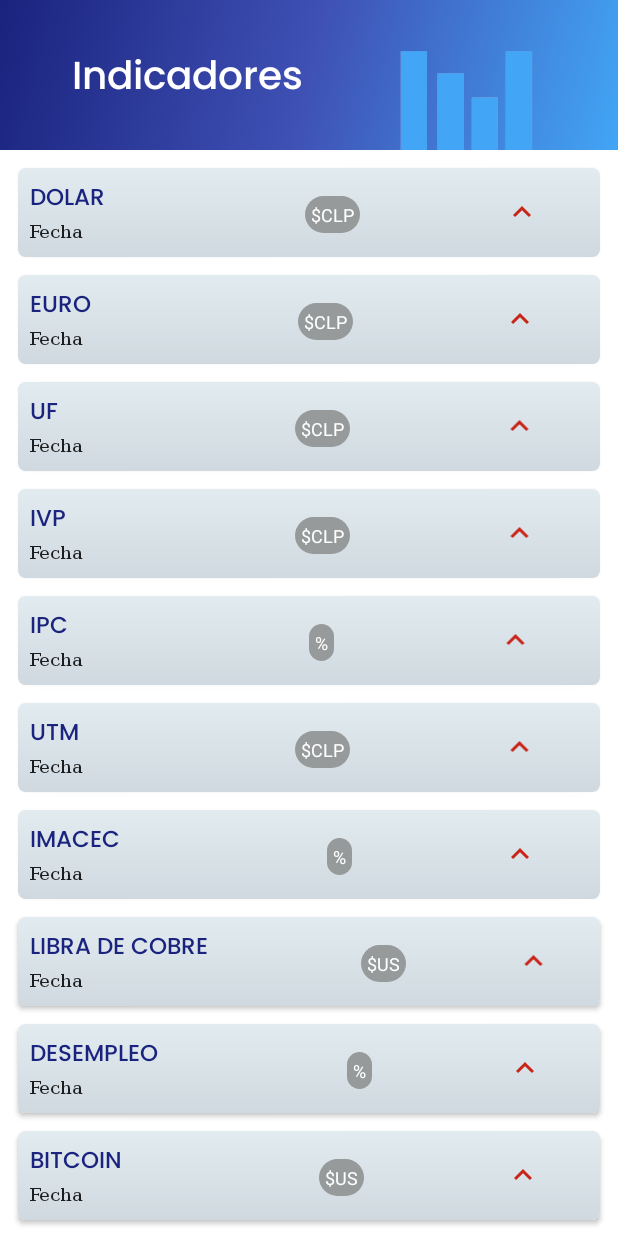
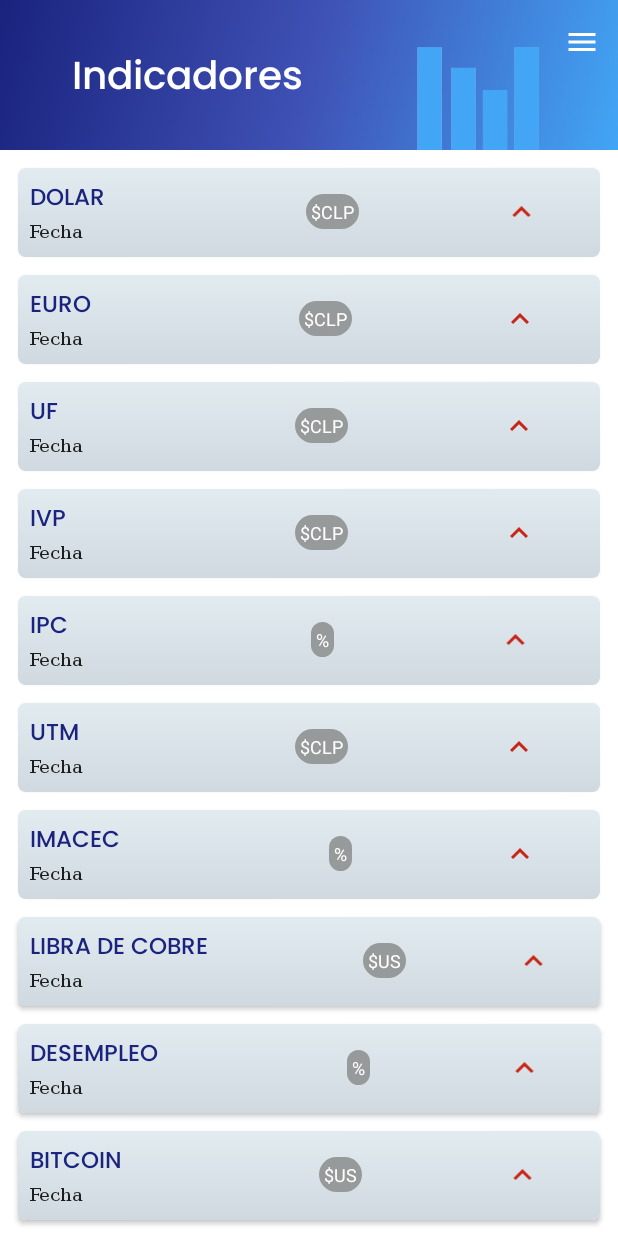
Before and after one commit to NelsonMatamala/indicadoresEconomicos, an Android app: the screen it shows after launch (MainActivity), on a phone screen of 412 x 824 dp. Run offline under Robolectric (Android 15) with nearby library versions, the phone set to English and light mode, and no system bars; our stand-ins replace Dagger/Hilt's generated code; libraries missing offline, so code that uses them is left out: com.jakewharton.threetenabp; 1 statement that could not run was skipped.

Commit message:
agregando bottom sheet

```diff
--- a/app/build.gradle
+++ b/app/build.gradle
@@ -42,6 +42,7 @@ dependencies {
     androidTestImplementation 'androidx.test.espresso:espresso-core:3.4.0'
     implementation 'com.jakewharton.threetenabp:threetenabp:1.3.1'
     implementation 'com.github.PhilJay:MPAndroidChart:v3.1.0'
+    implementation "androidx.swiperefreshlayout:swiperefreshlayout:1.1.0"
     //Retrofit
     implementation 'com.squareup.retrofit2:retrofit:2.5.0'
     implementation 'com.squareup.retrofit2:converter-gson:2.5.0'
--- a/app/src/main/java/cl/nelsonmc/indicadores/MainActivity.java
+++ b/app/src/main/java/cl/nelsonmc/indicadores/MainActivity.java
@@ -1,18 +1,27 @@
 package cl.nelsonmc.indicadores;
 
+import androidx.annotation.NonNull;
 import androidx.appcompat.app.AppCompatActivity;
 import androidx.appcompat.widget.Toolbar;
 import androidx.core.content.ContextCompat;
 import androidx.lifecycle.Observer;
 import androidx.lifecycle.ViewModelProvider;
+import androidx.swiperefreshlayout.widget.SwipeRefreshLayout;
+
 import android.content.Intent;
 import android.graphics.Color;
 import android.os.Bundle;
+import android.view.LayoutInflater;
+import android.view.Menu;
+import android.view.MenuItem;
 import android.view.View;
 import android.widget.ImageView;
+import android.widget.LinearLayout;
 import android.widget.TextView;
+import android.widget.Toast;
 
 import com.google.android.material.appbar.CollapsingToolbarLayout;
+import com.google.android.material.bottomsheet.BottomSheetDialog;
 
 import java.util.List;
 import java.util.Objects;
@@ -35,7 +44,7 @@ public class MainActivity extends AppCompatActivity {
     private ImageView trendingIVP,trendingIPC,trendingUTM,trendingIMACEC;
     private ImageView trendingCobre,trendingDesempleo,trendingBitcoin;
     private MainActivityModelView viewModel;
-
+    private SwipeRefreshLayout swipeRefreshLayout;
     @Override
     protected void onCreate(Bundle savedInstanceState) {
         super.onCreate(savedInstanceState);
@@ -44,6 +53,7 @@ public class MainActivity extends AppCompatActivity {
         setUpView();
 
         viewModel = new ViewModelProvider(this).get(MainActivityModelView.class);
+
         viewModel.getDolarListObserver().observe(this, new Observer<List<SerieIndicador>>() {
             @Override
             public void onChanged(List<SerieIndicador> serieIndicador) {
@@ -58,7 +68,6 @@ public class MainActivity extends AppCompatActivity {
                 }
             }
         });
-        viewModel.requestDolarData();
 
         viewModel.getEuroListObserver().observe(this, new Observer<List<SerieIndicador>>() {
             @Override
@@ -72,9 +81,9 @@ public class MainActivity extends AppCompatActivity {
                     trendingEuro.setImageDrawable( ContextCompat.getDrawable(MainActivity.this, R.drawable.ic_trending_down));
                 }
                 }
+                swipeRefreshLayout.setRefreshing(false);
             }
         });
-        viewModel.requestEuroData();
 
         viewModel.getUFListObserver().observe(this, new Observer<List<SerieIndicador>>() {
             @Override
@@ -88,9 +97,9 @@ public class MainActivity extends AppCompatActivity {
                         trendingUF.setImageDrawable(ContextCompat.getDrawable(MainActivity.this, R.drawable.ic_trending_down));
                     }
                 }
+                swipeRefreshLayout.setRefreshing(false);
             }
         });
-        viewModel.requestUFData();
 
         viewModel.getIVPListObserver().observe(this, new Observer<List<SerieIndicador>>() {
            @Override
@@ -104,9 +113,9 @@ public class MainActivity extends AppCompatActivity {
                        trendingIVP.setImageDrawable(ContextCompat.getDrawable(MainActivity.this, R.drawable.ic_trending_down));
                    }
                }
+               swipeRefreshLayout.setRefreshing(false);
            }
        });
-        viewModel.requestIVPData();
 
         viewModel.getIPCListObserver().observe(this, new Observer<List<SerieIndicador>>() {
             @Override
@@ -120,9 +129,9 @@ public class MainActivity extends AppCompatActivity {
                         trendingIPC.setImageDrawable(ContextCompat.getDrawable(MainActivity.this, R.drawable.ic_trending_down));
                     }
                 }
+                swipeRefreshLayout.setRefreshing(false);
             }
         });
-        viewModel.requestIPCData();
 
         viewModel.getUTMListObserver().observe(this, new Observer<List<SerieIndicador>>() {
             @Override
@@ -136,9 +145,9 @@ public class MainActivity extends AppCompatActivity {
                         trendingUTM.setImageDrawable(ContextCompat.getDrawable(MainActivity.this, R.drawable.ic_trending_down));
                     }
                 }
+                swipeRefreshLayout.setRefreshing(false);
             }
         });
-        viewModel.requestUTMData();
 
         viewModel.getIMACECListObserver().observe(this, new Observer<List<SerieIndicador>>() {
             @Override
@@ -152,9 +161,9 @@ public class MainActivity extends AppCompatActivity {
                         trendingIMACEC.setImageDrawable(ContextCompat.getDrawable(MainActivity.this, R.drawable.ic_trending_down));
                     }
                 }
+                swipeRefreshLayout.setRefreshing(false);
             }
         });
-        viewModel.requestIMACECData();
 
         viewModel.getCobreListObserver().observe(this, new Observer<List<SerieIndicador>>() {
             @Override
@@ -168,9 +177,9 @@ public class MainActivity extends AppCompatActivity {
                         trendingCobre.setImageDrawable(ContextCompat.getDrawable(MainActivity.this, R.drawable.ic_trending_down));
                     }
                 }
+                swipeRefreshLayout.setRefreshing(false);
             }
         });
-        viewModel.requestCobreData();
 
         viewModel.getDesempleoListObserver().observe(this, new Observer<List<SerieIndicador>>() {
             @Override
@@ -184,9 +193,9 @@ public class MainActivity extends AppCompatActivity {
                         trendingDesempleo.setImageDrawable(ContextCompat.getDrawable(MainActivity.this, R.drawable.ic_trending_down));
                     }
                 }
+                swipeRefreshLayout.setRefreshing(false);
             }
         });
-        viewModel.requestDesempleoData();
 
         viewModel.getBitcoinListObserver().observe(this, new Observer<List<SerieIndicador>>() {
             @Override
@@ -200,8 +209,22 @@ public class MainActivity extends AppCompatActivity {
                         trendingBitcoin.setImageDrawable(ContextCompat.getDrawable(MainActivity.this, R.drawable.ic_trending_down));
                     }
                 }
+                swipeRefreshLayout.setRefreshing(false);
             }
         });
+
+        actualizar();
+    }
+    private void actualizar(){
+        viewModel.requestDolarData();
+        viewModel.requestEuroData();
+        viewModel.requestUFData();
+        viewModel.requestIVPData();
+        viewModel.requestIPCData();
+        viewModel.requestUTMData();
+        viewModel.requestIMACECData();
+        viewModel.requestCobreData();
+        viewModel.requestDesempleoData();
         viewModel.requestBitcoinData();
     }
 
@@ -213,6 +236,7 @@ public class MainActivity extends AppCompatActivity {
         coll_toolbar.setCollapsedTitleTextAppearance(R.style.coll_toolbar_title);
         coll_toolbar.setExpandedTitleTextAppearance(R.style.exp_toolbar_title);
         Objects.requireNonNull(getSupportActionBar()).setDisplayHomeAsUpEnabled(false);
+        swipeRefreshLayout  = findViewById(R.id.swipe_refresh);
         fechaDolarText      = findViewById(R.id.fechaDolarTextView);
         valorDolarText      = findViewById(R.id.valorDolarTextView);
         fechaEuroTextView   = findViewById(R.id.fechaEuroTextView);
@@ -243,6 +267,13 @@ public class MainActivity extends AppCompatActivity {
         trendingCobre       = findViewById(R.id.trendingCobre);
         trendingDesempleo   = findViewById(R.id.trendingDesempleo);
         trendingBitcoin     = findViewById(R.id.trendingBitcoin);
+
+        swipeRefreshLayout.setOnRefreshListener(new SwipeRefreshLayout.OnRefreshListener() {
+            @Override
+            public void onRefresh() {
+                actualizar();
+            }
+        });
     }
 
     public void goToIndicador(View view){
@@ -251,6 +282,25 @@ public class MainActivity extends AppCompatActivity {
         startActivity(intent);
     }
 
+    @Override
+    public boolean onCreateOptionsMenu(Menu menu) {
+        getMenuInflater().inflate(R.menu.menu_top,menu);
+        return super.onCreateOptionsMenu(menu);
+    }
 
+    @Override
+    public boolean onOptionsItemSelected(@NonNull MenuItem item) {
+        switch (item.getItemId()){
+            case R.id.showBottomMenu:
+                BottomSheetDialog bottomSheetDialog = new BottomSheetDialog(
+                        MainActivity.this,R.style.BottomSheetDialogTheme);
+                View bottomSheetView = LayoutInflater.from(getApplicationContext())
+                        .inflate(R.layout.layout_bottom_sheet,(LinearLayout)findViewById(R.id.bottomSheetContainer));
+                bottomSheetDialog.setContentView(bottomSheetView);
+                bottomSheetDialog.show();
+                return true;
+        }
+        return super.onOptionsItemSelected(item);
+    }
 
 }
--- /dev/null
+++ b/app/src/main/res/drawable/bottom_sheet_background.xml
@@ -0,0 +1,6 @@
+<?xml version="1.0" encoding="utf-8"?>
+<shape xmlns:android="http://schemas.android.com/apk/res/android">
+    <solid android:color="@color/colorWhite"/>
+    <corners android:topLeftRadius="20dp"
+             android:topRightRadius="20dp"/>
+</shape>
--- /dev/null
+++ b/app/src/main/res/drawable/ic_menu.xml
@@ -0,0 +1,5 @@
+<vector android:height="24dp" android:tint="#FFFFFF"
+    android:viewportHeight="24" android:viewportWidth="24"
+    android:width="24dp" xmlns:android="http://schemas.android.com/apk/res/android">
+    <path android:fillColor="@android:color/white" android:pathData="M3,18h18v-2L3,16v2zM3,13h18v-2L3,11v2zM3,6v2h18L21,6L3,6z"/>
+</vector>
--- a/app/src/main/res/layout/activity_main.xml
+++ b/app/src/main/res/layout/activity_main.xml
@@ -1,7 +1,13 @@
 <?xml version="1.0" encoding="utf-8"?>
-<androidx.coordinatorlayout.widget.CoordinatorLayout xmlns:android="http://schemas.android.com/apk/res/android"
+<androidx.drawerlayout.widget.DrawerLayout
+    xmlns:android="http://schemas.android.com/apk/res/android"
     xmlns:app="http://schemas.android.com/apk/res-auto"
     xmlns:tools="http://schemas.android.com/tools"
+    android:layout_width="match_parent"
+    android:layout_height="match_parent"
+    android:fitsSystemWindows="true">
+
+<androidx.coordinatorlayout.widget.CoordinatorLayout
     android:layout_width="match_parent"
     android:layout_height="match_parent"
     android:fitsSystemWindows="true"
@@ -25,7 +31,7 @@
     <ImageView
         android:id="@+id/expandedImage"
         android:layout_width="match_parent"
-        android:layout_height="130dp"
+        android:layout_height="120dp"
         android:scaleType="fitEnd"
         android:src="@drawable/imagen_toolbar"
         app:layout_collapseMode="parallax"
@@ -35,9 +41,18 @@
         android:id="@+id/toolbar"
         android:layout_width="match_parent"
         android:layout_height="?attr/actionBarSize"
-        app:layout_collapseMode="pin" />
+        app:layout_collapseMode="pin">
+    </androidx.appcompat.widget.Toolbar>
 
     </com.google.android.material.appbar.CollapsingToolbarLayout>
     </com.google.android.material.appbar.AppBarLayout>
+    <androidx.swiperefreshlayout.widget.SwipeRefreshLayout
+        android:id="@+id/swipe_refresh"
+        android:layout_width="match_parent"
+        android:layout_height="match_parent"
+        app:layout_behavior="com.google.android.material.appbar.AppBarLayout$ScrollingViewBehavior">
+
     <include layout="@layout/nested_scrollview" />
+    </androidx.swiperefreshlayout.widget.SwipeRefreshLayout>
 </androidx.coordinatorlayout.widget.CoordinatorLayout>
+</androidx.drawerlayout.widget.DrawerLayout>
--- a/app/src/main/res/layout/nested_scrollview.xml
+++ b/app/src/main/res/layout/nested_scrollview.xml
@@ -70,7 +70,6 @@
                         android:layout_height="wrap_content"
                         android:textAlignment="center"
                         android:layout_marginLeft="6dp"
-                        android:layout_marginTop="2dp"
                         android:text="$CLP"
                         style="@style/TipoMonedaText" />
                 </LinearLayout>
@@ -142,7 +141,6 @@
                         android:layout_height="wrap_content"
                         android:textAlignment="center"
                         android:layout_marginLeft="6dp"
-                        android:layout_marginTop="2dp"
                         android:text="$CLP"
                         style="@style/TipoMonedaText" />
                 </LinearLayout>
@@ -214,7 +212,6 @@
                         android:layout_height="wrap_content"
                         android:textAlignment="center"
                         android:layout_marginLeft="6dp"
-                        android:layout_marginTop="2dp"
                         android:text="$CLP"
                         style="@style/TipoMonedaText" />
                 </LinearLayout>
@@ -286,7 +283,6 @@
                         android:layout_height="wrap_content"
                         android:textAlignment="center"
                         android:layout_marginLeft="6dp"
-                        android:layout_marginTop="2dp"
                         android:text="$CLP"
                         style="@style/TipoMonedaText" />
                 </LinearLayout>
@@ -358,7 +354,6 @@
                         android:layout_height="wrap_content"
                         android:textAlignment="center"
                         android:layout_marginLeft="6dp"
-                        android:layout_marginTop="2dp"
                         android:text="%"
                         style="@style/TipoMonedaText" />
                 </LinearLayout>
@@ -430,7 +425,6 @@
                         android:layout_height="wrap_content"
                         android:textAlignment="center"
                         android:layout_marginLeft="6dp"
-                        android:layout_marginTop="2dp"
                         android:text="$CLP"
                         style="@style/TipoMonedaText" />
                 </LinearLayout>
@@ -502,7 +496,6 @@
                         android:layout_height="wrap_content"
                         android:textAlignment="center"
                         android:layout_marginLeft="6dp"
-                        android:layout_marginTop="2dp"
                         android:text="%"
                         style="@style/TipoMonedaText" />
                 </LinearLayout>
@@ -574,7 +567,6 @@
                         android:layout_height="wrap_content"
                         android:textAlignment="center"
                         android:layout_marginLeft="6dp"
-                        android:layout_marginTop="2dp"
                         android:text="$US"
                         style="@style/TipoMonedaText" />
                 </LinearLayout>
@@ -646,7 +638,6 @@
                         android:layout_height="wrap_content"
                         android:textAlignment="center"
                         android:layout_marginLeft="6dp"
-                        android:layout_marginTop="2dp"
                         android:text="%"
                         style="@style/TipoMonedaText" />
                 </LinearLayout>
@@ -718,7 +709,6 @@
                         android:layout_height="wrap_content"
                         android:textAlignment="center"
                         android:layout_marginLeft="6dp"
-                        android:layout_marginTop="2dp"
                         android:text="$US"
                         style="@style/TipoMonedaText" />
                 </LinearLayout>
--- /dev/null
+++ b/app/src/main/res/menu/menu_top.xml
@@ -0,0 +1,10 @@
+<?xml version="1.0" encoding="utf-8"?>
+<menu xmlns:android="http://schemas.android.com/apk/res/android"
+    xmlns:app="http://schemas.android.com/apk/res-auto">
+    <item
+        android:id="@+id/showBottomMenu"
+        android:icon="@drawable/ic_menu"
+        android:orderInCategory="1"
+        app:showAsAction="always"
+        android:title="show" />
+</menu>
--- a/app/src/main/res/values/styles.xml
+++ b/app/src/main/res/values/styles.xml
@@ -14,7 +14,7 @@
     </style>
 
     <style name="TipoMonedaText" parent="TextAppearance.AppCompat">
-        <item name="android:padding">4dp</item>
+        <item name="android:padding">3dp</item>
         <item name="android:textSize">12sp</item>
         <item name="android:textColor">@color/colorWhite</item>
         <item name="android:background">@drawable/round_corner</item>
@@ -66,5 +66,10 @@
         <item name="fontFamily">@font/poppins_medium</item>
     </style>
 
-
+    <style name="BottomSheetDialogTheme" parent="Theme.Design.Light.BottomSheetDialog">
+        <item name="bottomSheetStyle">@style/BottomSheetStyle</item>
+    </style>
+    <style name="BottomSheetStyle" parent="Widget.Design.BottomSheet.Modal">
+        <item name="background">@android:color/transparent</item>
+    </style>
 </resources>
```
Also changed, not shown: app/src/main/res/layout/layout_bottom_sheet.xml (added, +15 -0 lines).
